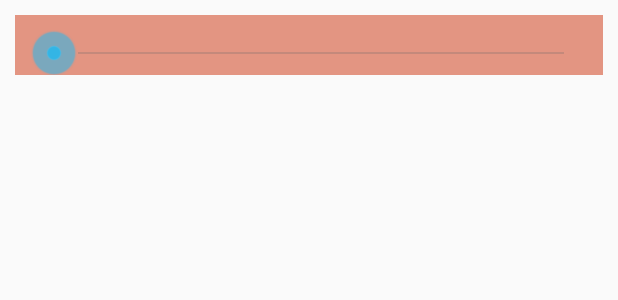
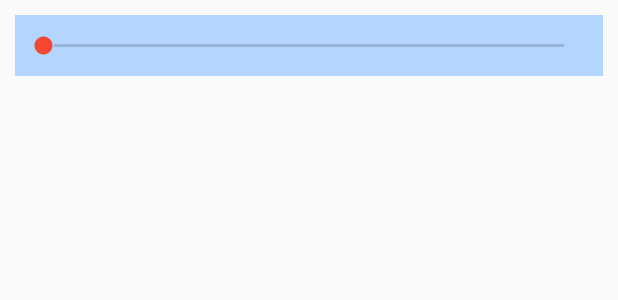
Before and after one commit to Tom-Grassmann/emi.diary-app, an Android app: the layout diary_entry_voice.xml on its own in the app's theme, with its tools: preview values and no code run, on a phone screen of 412 x 824 dp. Shown: the top 300 px of the screen. Run offline under Robolectric (Android 15) with nearby library versions, the phone set to English and light mode, and no system bars.

Commit message:
SAFE 20.01.2017

```diff
--- a/app/src/main/AndroidManifest.xml
+++ b/app/src/main/AndroidManifest.xml
@@ -19,7 +19,7 @@
         <activity
             android:name=".MainActivity"
             android:label="@string/app_name"
-            android:theme="@style/AppTheme.NoActionBar">
+            android:theme="@style/AppTheme">
             <intent-filter>
                 <action android:name="android.intent.action.MAIN" />
 
--- a/app/src/main/res/layout/activity_edit_entry.xml
+++ b/app/src/main/res/layout/activity_edit_entry.xml
@@ -106,11 +106,6 @@
                     android:layout_height="wrap_content"
                     android:id="@+id/LinLayAudioPlayer">
 
-                    <Space
-                        android:layout_width="match_parent"
-                        android:layout_height="wrap_content"
-                        android:layout_weight="1" />
-
                     <ImageButton
                         android:id="@+id/btnDeleteAudio"
                         android:scaleType="fitCenter"
--- a/app/src/main/res/layout/diary_entry_voice.xml
+++ b/app/src/main/res/layout/diary_entry_voice.xml
@@ -3,7 +3,7 @@
     xmlns:app="http://schemas.android.com/apk/res-auto"
     android:orientation="horizontal"
     android:layout_width="match_parent"
-    android:layout_height="match_parent"
+    android:layout_height="wrap_content"
     android:layout_weight="1">
 
     <LinearLayout
@@ -21,7 +21,7 @@
         >
 
         <SeekBar
-            style="@android:style/Widget.Holo.SeekBar"
+            style="?android:attr/seekBarStyle"
             android:layout_width="match_parent"
             android:textIsSelectable="false"
             android:layout_weight="1"
@@ -29,9 +29,11 @@
             android:progress="0"
             android:layout_marginRight="10dp"
             android:layout_marginLeft="10dp"
-            android:layout_marginTop="10dp"
+            android:minHeight="14dp"
+            android:thumbOffset="16dp"
             android:layout_height="30dp"
-            android:minHeight="14dp" />
+            android:layout_marginTop="5dp"
+            android:layout_marginBottom="5dp" />
 
 
 
--- a/app/src/main/res/layout/entry.xml
+++ b/app/src/main/res/layout/entry.xml
@@ -14,7 +14,8 @@
         android:textIsSelectable="false"
         android:layout_marginTop="10dp"
         android:layout_marginLeft="10dp"
-        android:layout_marginRight="10dp">
+        android:layout_marginRight="10dp"
+        android:id="@+id/entry_linLay">
 
         <TextView
             android:text="TextView"
--- a/app/src/main/res/values-v21/styles.xml
+++ /dev/null
@@ -1,8 +0,0 @@
-<resources>
-    <style name="AppTheme.NoActionBar">
-        <item name="windowActionBar">false</item>
-        <item name="windowNoTitle">true</item>
-        <item name="android:windowDrawsSystemBarBackgrounds">true</item>
-        <item name="android:statusBarColor">@android:color/background_dark</item>
-    </style>
-</resources>
--- a/app/src/main/res/values/colors.xml
+++ b/app/src/main/res/values/colors.xml
@@ -4,6 +4,6 @@
     <color name="colorMenuBar">#6680cbc4</color>
     <color name="colorPrimaryDark">#de000000</color>
     <color name="colorAccent">#f2482f</color>
-    <color name="colorVoiceEntryBackground">#e39582</color>
+    <color name="colorVoiceEntryBackground">#b3d5ff</color>
     <color name="colorAppBar">#d35435</color>
 </resources>
```
Also changed, not shown: app/src/main/java/emi/diary_app/ActionBarCallback.java (added, +50 -0 lines), app/src/main/java/emi/diary_app/EditEntryActivity.java (+9 -2 lines), app/src/main/java/emi/diary_app/EntryAdapter.java (+12 -0 lines), app/src/main/java/emi/diary_app/MainActivity.java (+12 -0 lines), app/src/main/java/emi/diary_app/TableManager.java (+4 -3 lines), app/src/main/res/menu/menu_entry_selected.xml (added, +19 -0 lines), app/src/main/res/mipmap-hdpi/ic_launcher.png (deleted), app/src/main/res/mipmap-mdpi/ic_launcher.png (deleted), app/src/main/res/mipmap-xhdpi/ic_launcher.png (deleted), app/src/main/res/mipmap-xxhdpi/ic_launcher.png (deleted), app/src/main/res/mipmap-xxxhdpi/ic_launcher.png (deleted).
